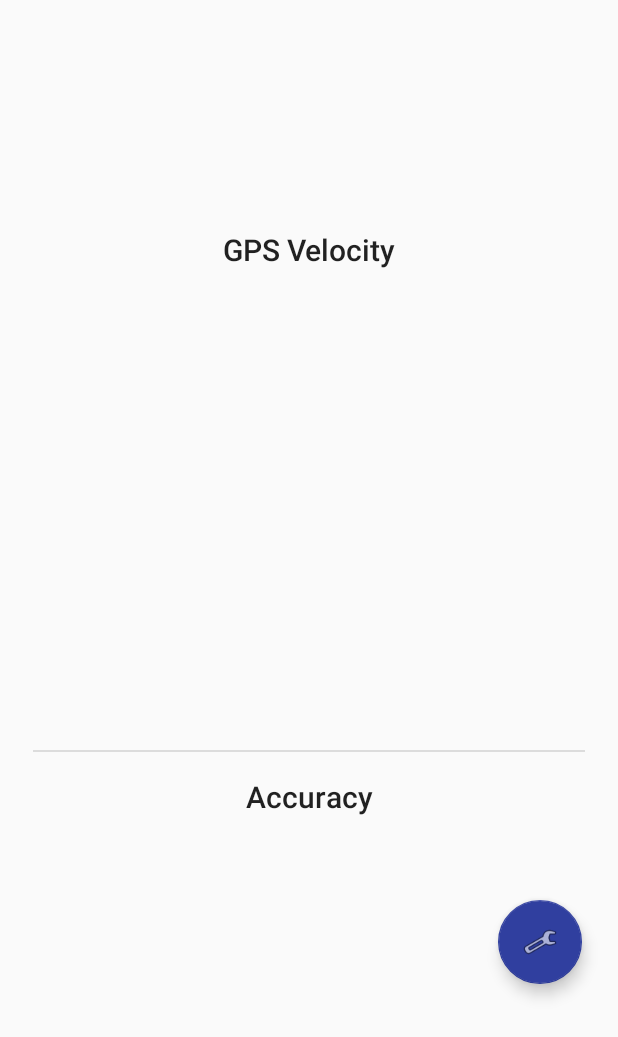
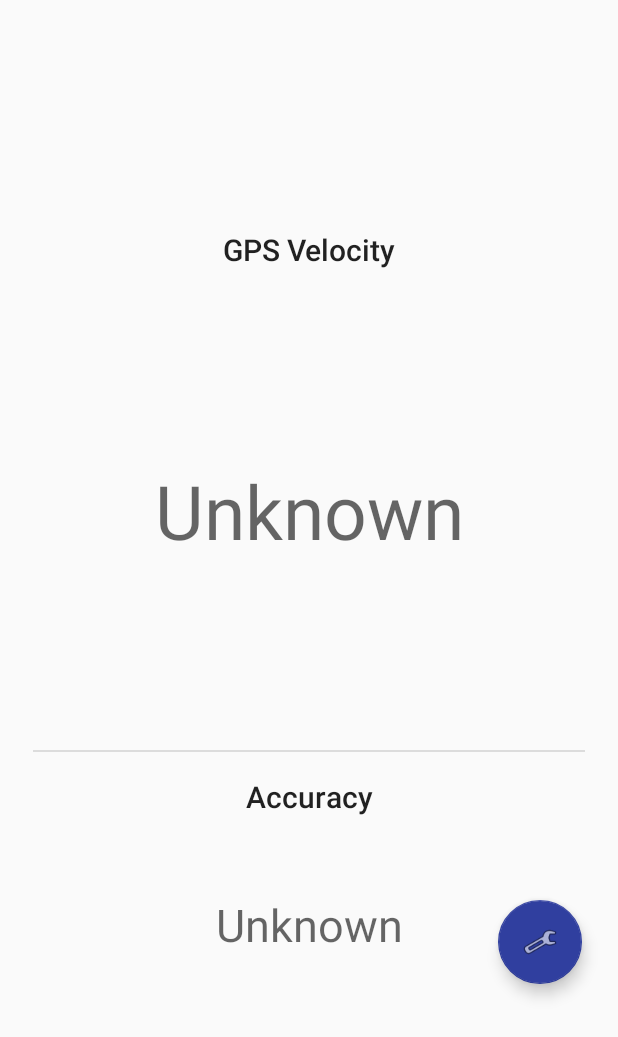
Before and after one commit to zachdeibert/high-precision-velocity-app, an Android app: the screen it shows after launch (MainActivity), on a phone screen of 412 x 824 dp. Shown: the top 1037 px of the screen. Run offline under Robolectric (Android 15) with nearby library versions, the phone set to English and light mode, and no system bars.

Commit message:
Externalized the strings

```diff
--- a/app/src/main/java/com/zachdeibert/highprecisionvelocity/ui/VelocityFragment.kt
+++ b/app/src/main/java/com/zachdeibert/highprecisionvelocity/ui/VelocityFragment.kt
@@ -43,12 +43,12 @@ class VelocityFragment : Fragment(), IVelocityListener {
 
     override fun velocityChanged(velocity: Velocity) {
         Log.i("VelocityFragment", "velocityChanged")
-        velocityView?.text = String.format("%.2f m/s", velocity.velocity)
+        velocityView?.text = getString(R.string.velocity_format, velocity.velocity, getString(R.string.unit_meter_short), getString(R.string.unit_second_short))
         accuracyView?.text =
             if (velocity.accuracy.isFinite())
-                String.format("± %.1f m/s\\n%.0f%% confidence", velocity.accuracy, velocity.confidence * 100.0)
+                getString(R.string.accuracy_format, velocity.accuracy, getString(R.string.unit_meter_short), getString(R.string.unit_second_short), velocity.confidence * 100.0)
             else
-                "Unknown"
+                getString(R.string.velocity_unknown)
     }
 
     override fun onResume() {
--- a/app/src/main/res/layout/fragment_velocity.xml
+++ b/app/src/main/res/layout/fragment_velocity.xml
@@ -53,6 +53,7 @@
         android:layout_width="wrap_content"
         android:layout_height="wrap_content"
         android:gravity="center"
+        android:text="@string/velocity_unknown"
         android:textAppearance="@style/Accuracy"
         app:layout_constraintBottom_toBottomOf="parent"
         app:layout_constraintEnd_toEndOf="parent"
@@ -63,6 +64,7 @@
         android:id="@+id/velocity"
         android:layout_width="wrap_content"
         android:layout_height="wrap_content"
+        android:text="@string/velocity_unknown"
         android:textAppearance="@style/Velocity"
         app:layout_constraintBottom_toTopOf="@+id/divider"
         app:layout_constraintEnd_toEndOf="parent"
--- a/app/src/main/res/values/strings.xml
+++ b/app/src/main/res/values/strings.xml
@@ -1,4 +1,19 @@
-<resources>
+<resources xmlns:xliff="urn:oasis:names:tc:xliff:document:1.2">
     <string name="app_name">High Precision Velocity</string>
     <string name="accuracy_label">Accuracy</string>
+    <string name="gps_velocity_label">GPS Velocity</string>
+    <string name="velocity_format">
+        <xliff:g id="value" example="1.23">%1$.2f</xliff:g>
+        <xliff:g id="distance_unit" example="m">%2$s</xliff:g>/<xliff:g id="time_unit" example="s">%3$s</xliff:g>
+    </string>
+    <string name="accuracy_format">
+        &#x00B1;
+        <xliff:g id="accuracy" example="1.23">%1$.1f</xliff:g>
+        <xliff:g id="distance_unit" example="m">%2.$s</xliff:g>/<xliff:g id="time_unit" example="s">%3.$s</xliff:g>
+        &#x00a0;
+        <xliff:g id="confidence" example="68.0">%4$.0f</xliff:g>%% confidence
+    </string>
+    <string name="unit_meter_short">m</string>
+    <string name="unit_second_short">s</string>
+    <string name="velocity_unknown">Unknown</string>
 </resources>
```
